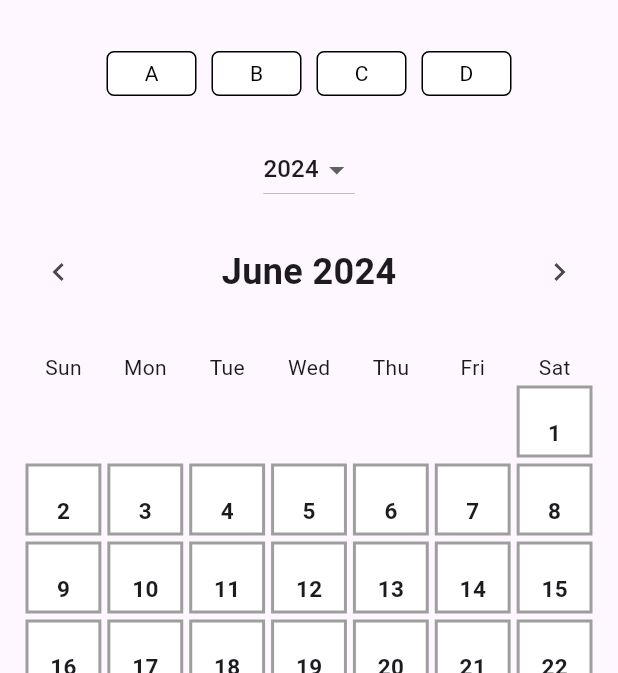
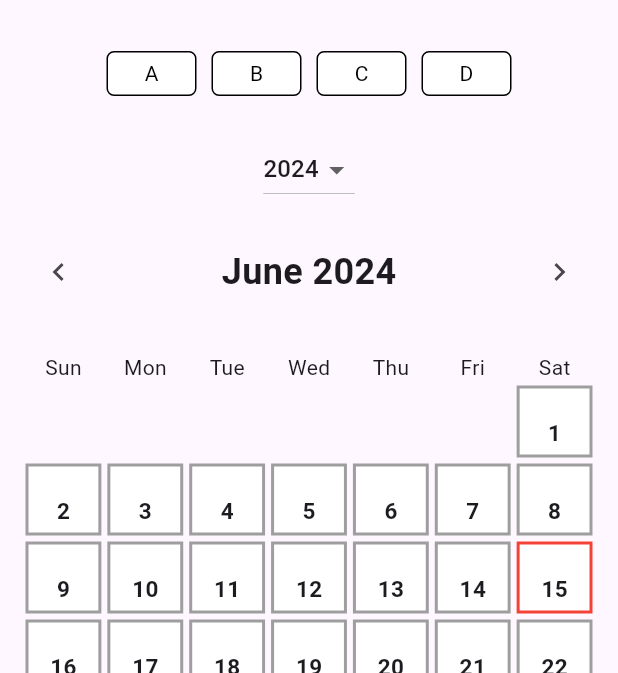
Before and after one commit to tanvir921/calender_app, a Flutter app: the screen it shows after launch, on a phone screen of 412 x 824 dp, the part 63-736 px from its top. Run offline on Flutter 3.47's test engine with Material 3 defaults, Android fonts, the phone set to English and light mode, and no system bars; our stand-ins replace shared_preferences, webview_flutter; network calls fail.

Commit message:
Added current date indicator

```diff
--- /dev/null
+++ b/devtools_options.yaml
@@ -0,0 +1 @@
+extensions:
--- a/lib/home_screen.dart
+++ b/lib/home_screen.dart
@@ -225,6 +225,8 @@ class _HomeScreenState extends State<HomeScreen>
   bool get wantKeepAlive => true;
 
   List<TableRow> generateCalendar() {
+    DateTime currentDate = this.currentDate;
+
     List<TableRow> rows = [];
     int daysInMonth = DateTime(currentDate.year, currentDate.month + 1, 0).day;
     int firstDay = DateTime(currentDate.year, currentDate.month, 1).weekday %
@@ -344,7 +346,7 @@ class _HomeScreenState extends State<HomeScreen>
             decoration: BoxDecoration(
               color: Colors.white,
               border: Border.all(
-                color: isHoliday && Constants.showHolidays
+                color: currentDate.day == date
                     ? Colors.red
                     : Colors.grey,
                 width: 2,
```
Also changed, not shown: lib/main.dart (line endings or trailing spaces), pubspec.lock, 1 other file.
